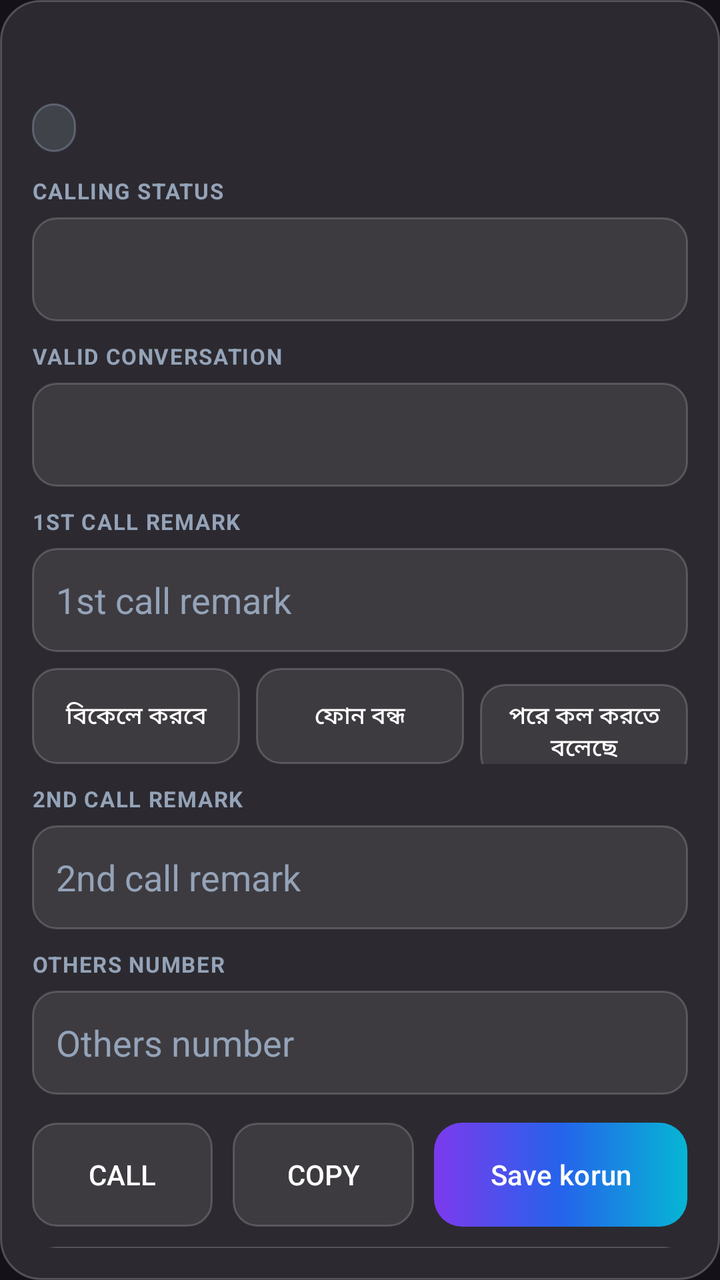
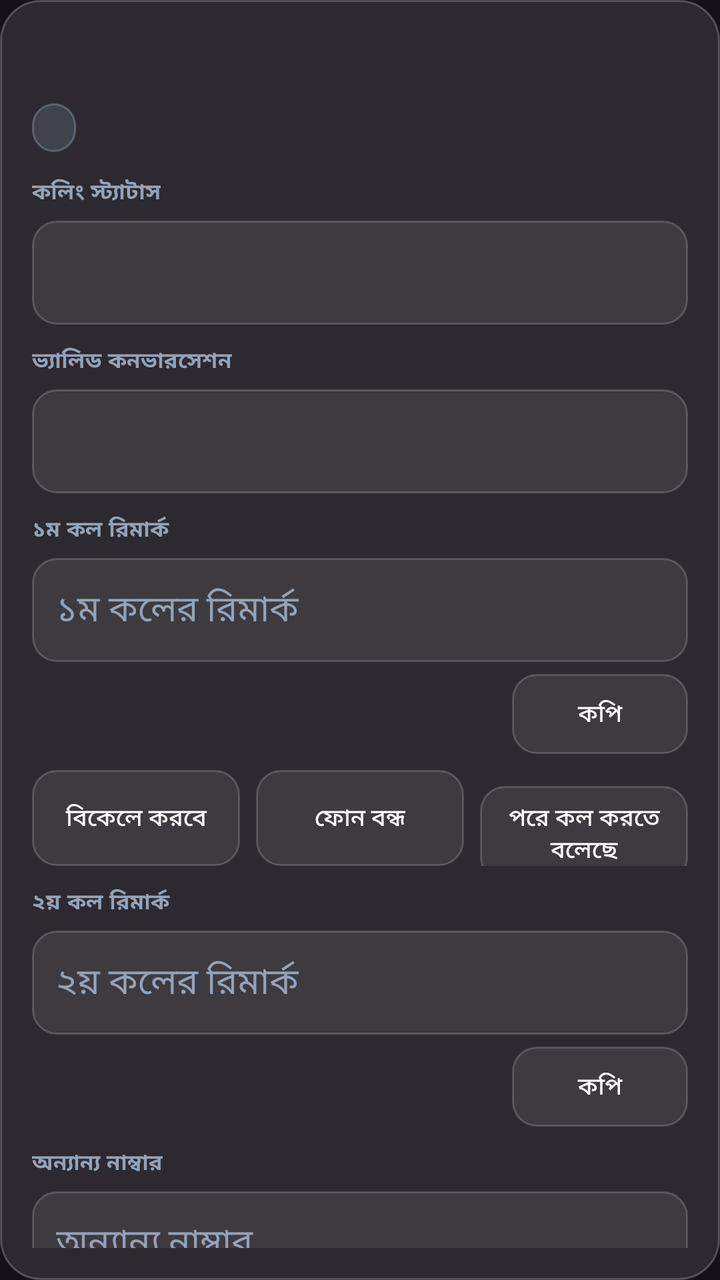

Before-and-after screenshots of an Android layout around one commit, followed by the original layout XML and the change that was made.
<!-- AndroidManifest.xml: application theme Theme.Telesales -->
<!-- res/layout/item_row.xml -->
<?xml version="1.0" encoding="utf-8"?>
<LinearLayout xmlns:android="http://schemas.android.com/apk/res/android"
    xmlns:app="http://schemas.android.com/apk/res-auto"
    android:layout_width="match_parent" android:layout_height="wrap_content"
    android:orientation="vertical" android:background="@drawable/glass_card"
    android:layout_margin="6dp" android:padding="16dp">
    <LinearLayout android:layout_width="match_parent" android:layout_height="wrap_content"
        android:orientation="horizontal" android:gravity="center_vertical">
        <TextView android:id="@+id/tvNumber" android:layout_width="0dp" android:layout_height="wrap_content"
            android:layout_weight="1" android:textSize="19sp" android:textStyle="bold"
            android:textColor="@color/white" />
        <TextView android:id="@+id/tvRow" android:layout_width="wrap_content" android:layout_height="wrap_content"
            android:textSize="12sp" android:textColor="@color/lavender" />
    </LinearLayout>
    <LinearLayout android:layout_width="match_parent" android:layout_height="wrap_content"
        android:orientation="horizontal" android:layout_marginTop="10dp">
        <TextView android:id="@+id/tvChipStatus" android:layout_width="wrap_content"
            android:layout_height="wrap_content" android:background="@drawable/chip_grey"
            android:paddingHorizontal="11dp" android:paddingVertical="4dp"
            android:textSize="12sp" android:textStyle="bold" android:textColor="@color/white" />
        <TextView android:id="@+id/tvChipValid" android:layout_width="wrap_content"
            android:layout_height="wrap_content" android:background="@drawable/chip_blue"
            android:paddingHorizontal="11dp" android:paddingVertical="4dp"
            android:layout_marginStart="8dp" android:textSize="12sp" android:textStyle="bold"
            android:textColor="@color/white" android:visibility="gone" />
    </LinearLayout>
    <TextView android:id="@+id/tvHistory" android:layout_width="match_parent"
        android:layout_height="wrap_content" android:textSize="12sp" android:textColor="@color/muted_light"
        android:layout_marginTop="8dp" android:visibility="gone" />
    <TextView android:layout_width="wrap_content" android:layout_height="wrap_content"
        android:text="CALLING STATUS" android:textSize="11sp" android:textStyle="bold"
        android:textColor="@color/muted_light" android:letterSpacing="0.05" android:layout_marginTop="12dp" />
    <Spinner android:id="@+id/spStatus" android:layout_width="match_parent" android:layout_height="52dp"
        android:background="@drawable/glass_field" android:layout_marginTop="6dp" />
    <TextView android:layout_width="wrap_content" android:layout_height="wrap_content"
        android:text="VALID CONVERSATION" android:textSize="11sp" android:textStyle="bold"
        android:textColor="@color/muted_light" android:letterSpacing="0.05" android:layout_marginTop="10dp" />
    <Spinner android:id="@+id/spValid" android:layout_width="match_parent" android:layout_height="52dp"
        android:background="@drawable/glass_field" android:layout_marginTop="6dp" />
    <TextView android:layout_width="wrap_content" android:layout_height="wrap_content"
        android:text="1ST CALL REMARK" android:textSize="11sp" android:textStyle="bold"
        android:textColor="@color/muted_light" android:letterSpacing="0.05" android:layout_marginTop="10dp" />
    <com.google.android.material.textfield.TextInputEditText android:id="@+id/etRemark1"
        android:layout_width="match_parent" android:layout_height="52dp" android:hint="1st call remark"
        android:background="@drawable/glass_field" android:padding="12dp" android:layout_marginTop="6dp"
        android:textColor="@color/white" android:textColorHint="@color/muted_light" />
    
    <LinearLayout android:layout_width="match_parent" android:layout_height="wrap_content"
        android:orientation="horizontal" android:layout_marginTop="8dp">
        <android.widget.Button android:id="@+id/phraseBtn1" android:layout_width="0dp"
            android:layout_height="48dp" android:layout_weight="1" android:text="বিকেলে করবে"
            android:textSize="12sp" android:background="@drawable/glass_field" android:textColor="@color/white" />
        <android.widget.Button android:id="@+id/phraseBtn2" android:layout_width="0dp"
            android:layout_height="48dp" android:layout_weight="1" android:layout_marginStart="8dp"
            android:text="ফোন বন্ধ" android:textSize="12sp"
            android:background="@drawable/glass_field" android:textColor="@color/white" />
        <android.widget.Button android:id="@+id/phraseBtn3" android:layout_width="0dp"
            android:layout_height="48dp" android:layout_weight="1" android:layout_marginStart="8dp"
            android:text="পরে কল করতে বলেছে" android:textSize="12sp"
            android:background="@drawable/glass_field" android:textColor="@color/white" />
    </LinearLayout>
    <TextView android:layout_width="wrap_content" android:layout_height="wrap_content"
        android:text="2ND CALL REMARK" android:textSize="11sp" android:textStyle="bold"
        android:textColor="@color/muted_light" android:letterSpacing="0.05" android:layout_marginTop="10dp" />
    <com.google.android.material.textfield.TextInputEditText android:id="@+id/etRemark2"
        android:layout_width="match_parent" android:layout_height="52dp" android:hint="2nd call remark"
        android:background="@drawable/glass_field" android:padding="12dp" android:layout_marginTop="6dp"
        android:textColor="@color/white" android:textColorHint="@color/muted_light" />
    <TextView android:layout_width="wrap_content" android:layout_height="wrap_content"
        android:text="OTHERS NUMBER" android:textSize="11sp" android:textStyle="bold"
        android:textColor="@color/muted_light" android:letterSpacing="0.05" android:layout_marginTop="10dp" />
    <com.google.android.material.textfield.TextInputEditText android:id="@+id/etOthers"
        android:layout_width="match_parent" android:layout_height="52dp" android:hint="Others number"
        android:inputType="phone" android:background="@drawable/glass_field" android:padding="12dp"
        android:layout_marginTop="6dp" android:textColor="@color/white" android:textColorHint="@color/muted_light" />
    <LinearLayout android:layout_width="match_parent" android:layout_height="wrap_content"
        android:orientation="horizontal" android:layout_marginTop="14dp">
        <android.widget.Button android:id="@+id/btnCall" android:layout_width="0dp"
            android:layout_height="52dp" android:layout_weight="1" android:text="Call"
            android:background="@drawable/glass_field" android:textColor="@color/white" />
        <android.widget.Button android:id="@+id/btnCopy" android:layout_width="0dp"
            android:layout_height="52dp" android:layout_weight="1"
            android:layout_marginStart="10dp" android:text="Copy"
            android:background="@drawable/glass_field" android:textColor="@color/white" />
        <com.google.android.material.button.MaterialButton android:id="@+id/btnSave"
            android:layout_width="0dp" android:layout_height="52dp" android:layout_weight="1.4"
            android:layout_marginStart="10dp" android:text="Save korun"
            app:backgroundTint="@null" android:background="@drawable/btn_gradient"
            android:textColor="@color/white" />
    </LinearLayout>
    
    <LinearLayout android:layout_width="match_parent" android:layout_height="wrap_content"
        android:orientation="horizontal" android:layout_marginTop="10dp">
        <android.widget.Button android:id="@+id/remindBtn" android:layout_width="match_parent"
            android:layout_height="48dp" android:text="Mone koriye dao"
            android:background="@drawable/glass_field" android:textColor="@color/white" />
    </LinearLayout>
</LinearLayout>
<!-- resources referenced by this layout -->
<resources>
  <color name="lavender">#C4B5FD</color>
  <color name="muted_light">#94A3B8</color>
  <color name="white">#FFFFFF</color>
  <!-- drawable btn_gradient (drawable) -->
  <?xml version="1.0" encoding="utf-8"?>
  <shape xmlns:android="http://schemas.android.com/apk/res/android" android:shape="rectangle">
      <corners android:radius="14dp" />
      <gradient android:angle="0" android:startColor="@color/violet" android:centerColor="@color/blue" android:endColor="@color/cyan" />
  </shape>
  <!-- drawable chip_blue (drawable) -->
  <?xml version="1.0" encoding="utf-8"?>
  <shape xmlns:android="http://schemas.android.com/apk/res/android" android:shape="rectangle">
      <corners android:radius="100dp" />
      <solid android:color="#3338BDF8" />
      <stroke android:width="1dp" android:color="#6638BDF8" />
  </shape>
  <!-- drawable chip_grey (drawable) -->
  <?xml version="1.0" encoding="utf-8"?>
  <shape xmlns:android="http://schemas.android.com/apk/res/android" android:shape="rectangle">
      <corners android:radius="100dp" />
      <solid android:color="#3394A3B8" />
      <stroke android:width="1dp" android:color="#6694A3B8" />
  </shape>
  <!-- drawable glass_card (drawable) -->
  <?xml version="1.0" encoding="utf-8"?>
  <shape xmlns:android="http://schemas.android.com/apk/res/android" android:shape="rectangle">
      <corners android:radius="20dp" />
      <solid android:color="@color/glass_white" />
      <stroke android:width="1dp" android:color="@color/glass_border" />
  </shape>
  <!-- drawable glass_field (drawable) -->
  <?xml version="1.0" encoding="utf-8"?>
  <shape xmlns:android="http://schemas.android.com/apk/res/android" android:shape="rectangle">
      <corners android:radius="12dp" />
      <solid android:color="@color/field_bg" />
      <stroke android:width="1dp" android:color="@color/field_border" />
  </shape>
  <style name="Theme.Telesales" parent="Theme.Material3.Dark.NoActionBar">
          <item name="colorPrimary">@color/violet</item>
          <item name="colorPrimaryVariant">@color/blue</item>
          <item name="android:textColorPrimary">@color/white</item>
          <item name="android:textColorSecondary">@color/muted_light</item>
      </style>
  <color name="violet">#7C3AED</color>
  <color name="blue">#2563EB</color>
  <color name="cyan">#06B6D4</color>
  <color name="glass_white">#1AFFFFFF</color>
  <color name="glass_border">#38FFFFFF</color>
  <color name="field_bg">#14FFFFFF</color>
  <color name="field_border">#2EFFFFFF</color>
</resources>

<!-- the commit's change to res/layout/item_row.xml (unified diff, before → after) -->
@@ -28,22 +28,29 @@
         android:layout_height="wrap_content" android:textSize="12sp" android:textColor="@color/muted_light"
         android:layout_marginTop="8dp" android:visibility="gone" />
     <TextView android:layout_width="wrap_content" android:layout_height="wrap_content"
-        android:text="CALLING STATUS" android:textSize="11sp" android:textStyle="bold"
+        android:text="কলিং স্ট্যাটাস" android:textSize="11sp" android:textStyle="bold"
         android:textColor="@color/muted_light" android:letterSpacing="0.05" android:layout_marginTop="12dp" />
     <Spinner android:id="@+id/spStatus" android:layout_width="match_parent" android:layout_height="52dp"
         android:background="@drawable/glass_field" android:layout_marginTop="6dp" />
     <TextView android:layout_width="wrap_content" android:layout_height="wrap_content"
-        android:text="VALID CONVERSATION" android:textSize="11sp" android:textStyle="bold"
+        android:text="ভ্যালিড কনভারসেশন" android:textSize="11sp" android:textStyle="bold"
         android:textColor="@color/muted_light" android:letterSpacing="0.05" android:layout_marginTop="10dp" />
     <Spinner android:id="@+id/spValid" android:layout_width="match_parent" android:layout_height="52dp"
         android:background="@drawable/glass_field" android:layout_marginTop="6dp" />
     <TextView android:layout_width="wrap_content" android:layout_height="wrap_content"
-        android:text="1ST CALL REMARK" android:textSize="11sp" android:textStyle="bold"
+        android:text="১ম কল রিমার্ক" android:textSize="11sp" android:textStyle="bold"
         android:textColor="@color/muted_light" android:letterSpacing="0.05" android:layout_marginTop="10dp" />
     <com.google.android.material.textfield.TextInputEditText android:id="@+id/etRemark1"
-        android:layout_width="match_parent" android:layout_height="52dp" android:hint="1st call remark"
+        android:layout_width="match_parent" android:layout_height="52dp" android:hint="১ম কলের রিমার্ক"
         android:background="@drawable/glass_field" android:padding="12dp" android:layout_marginTop="6dp"
         android:textColor="@color/white" android:textColorHint="@color/muted_light" />
+    
+    <LinearLayout android:layout_width="match_parent" android:layout_height="wrap_content"
+        android:orientation="horizontal" android:gravity="end" android:layout_marginTop="6dp">
+        <android.widget.Button android:id="@+id/copyRemark1Btn" android:layout_width="wrap_content"
+            android:layout_height="40dp" android:paddingHorizontal="16dp" android:text="কপি"
+            android:textSize="12sp" android:background="@drawable/glass_field" android:textColor="@color/white" />
+    </LinearLayout>
     
     <LinearLayout android:layout_width="match_parent" android:layout_height="wrap_content"
         android:orientation="horizontal" android:layout_marginTop="8dp">
@@ -60,31 +67,45 @@
             android:background="@drawable/glass_field" android:textColor="@color/white" />
     </LinearLayout>
     <TextView android:layout_width="wrap_content" android:layout_height="wrap_content"
-        android:text="2ND CALL REMARK" android:textSize="11sp" android:textStyle="bold"
+        android:text="২য় কল রিমার্ক" android:textSize="11sp" android:textStyle="bold"
         android:textColor="@color/muted_light" android:letterSpacing="0.05" android:layout_marginTop="10dp" />
     <com.google.android.material.textfield.TextInputEditText android:id="@+id/etRemark2"
-        android:layout_width="match_parent" android:layout_height="52dp" android:hint="2nd call remark"
+        android:layout_width="match_parent" android:layout_height="52dp" android:hint="২য় কলের রিমার্ক"
         android:background="@drawable/glass_field" android:padding="12dp" android:layout_marginTop="6dp"
         android:textColor="@color/white" android:textColorHint="@color/muted_light" />
+    
+    <LinearLayout android:layout_width="match_parent" android:layout_height="wrap_content"
+        android:orientation="horizontal" android:gravity="end" android:layout_marginTop="6dp">
+        <android.widget.Button android:id="@+id/copyRemark2Btn" android:layout_width="wrap_content"
+            android:layout_height="40dp" android:paddingHorizontal="16dp" android:text="কপি"
+            android:textSize="12sp" android:background="@drawable/glass_field" android:textColor="@color/white" />
+    </LinearLayout>
     <TextView android:layout_width="wrap_content" android:layout_height="wrap_content"
-        android:text="OTHERS NUMBER" android:textSize="11sp" android:textStyle="bold"
+        android:text="অন্যান্য নাম্বার" android:textSize="11sp" android:textStyle="bold"
         android:textColor="@color/muted_light" android:letterSpacing="0.05" android:layout_marginTop="10dp" />
     <com.google.android.material.textfield.TextInputEditText android:id="@+id/etOthers"
-        android:layout_width="match_parent" android:layout_height="52dp" android:hint="Others number"
+        android:layout_width="match_parent" android:layout_height="52dp" android:hint="অন্যান্য নাম্বার"
         android:inputType="phone" android:background="@drawable/glass_field" android:padding="12dp"
         android:layout_marginTop="6dp" android:textColor="@color/white" android:textColorHint="@color/muted_light" />
+    
+    <LinearLayout android:layout_width="match_parent" android:layout_height="wrap_content"
+        android:orientation="horizontal" android:gravity="end" android:layout_marginTop="6dp">
+        <android.widget.Button android:id="@+id/copyOthersBtn" android:layout_width="wrap_content"
+            android:layout_height="40dp" android:paddingHorizontal="16dp" android:text="কপি"
+            android:textSize="12sp" android:background="@drawable/glass_field" android:textColor="@color/white" />
+    </LinearLayout>
     <LinearLayout android:layout_width="match_parent" android:layout_height="wrap_content"
         android:orientation="horizontal" android:layout_marginTop="14dp">
         <android.widget.Button android:id="@+id/btnCall" android:layout_width="0dp"
-            android:layout_height="52dp" android:layout_weight="1" android:text="Call"
+            android:layout_height="52dp" android:layout_weight="1" android:text="কল"
             android:background="@drawable/glass_field" android:textColor="@color/white" />
         <android.widget.Button android:id="@+id/btnCopy" android:layout_width="0dp"
             android:layout_height="52dp" android:layout_weight="1"
-            android:layout_marginStart="10dp" android:text="Copy"
+            android:layout_marginStart="10dp" android:text="কপি"
             android:background="@drawable/glass_field" android:textColor="@color/white" />
         <com.google.android.material.button.MaterialButton android:id="@+id/btnSave"
             android:layout_width="0dp" android:layout_height="52dp" android:layout_weight="1.4"
-            android:layout_marginStart="10dp" android:text="Save korun"
+            android:layout_marginStart="10dp" android:text="সেভ করুন"
             app:backgroundTint="@null" android:background="@drawable/btn_gradient"
             android:textColor="@color/white" />
     </LinearLayout>
@@ -92,7 +113,7 @@
     <LinearLayout android:layout_width="match_parent" android:layout_height="wrap_content"
         android:orientation="horizontal" android:layout_marginTop="10dp">
         <android.widget.Button android:id="@+id/remindBtn" android:layout_width="match_parent"
-            android:layout_height="48dp" android:text="Mone koriye dao"
+            android:layout_height="48dp" android:text="মনে করিয়ে দিন"
             android:background="@drawable/glass_field" android:textColor="@color/white" />
     </LinearLayout>
 </LinearLayout>
